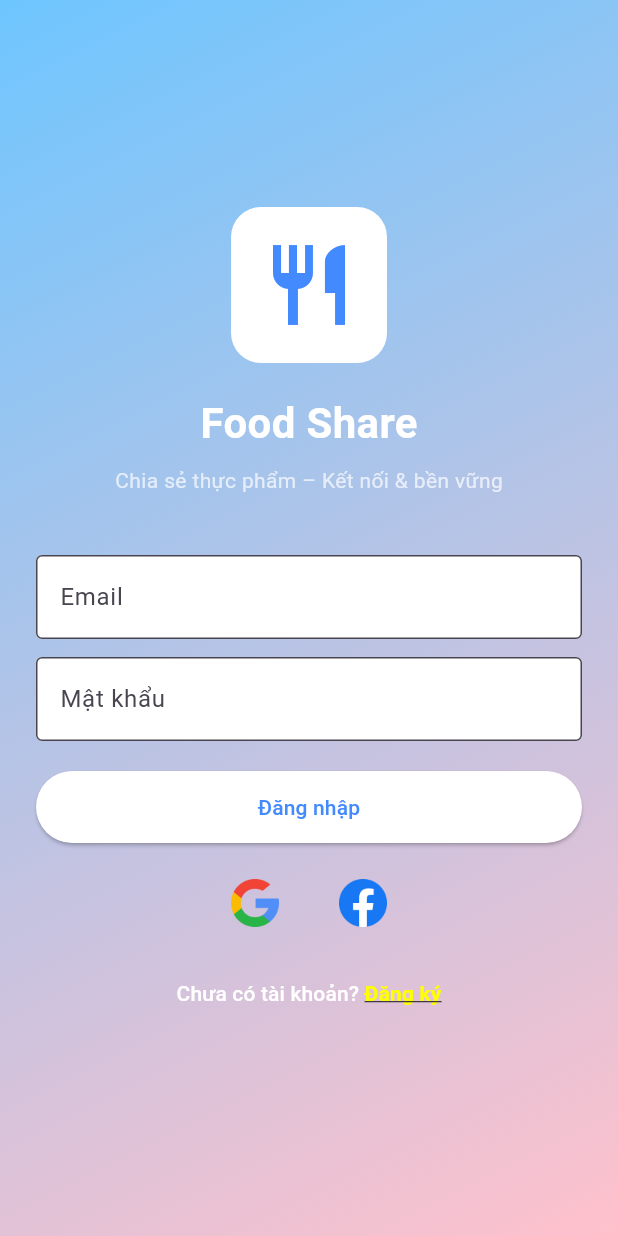
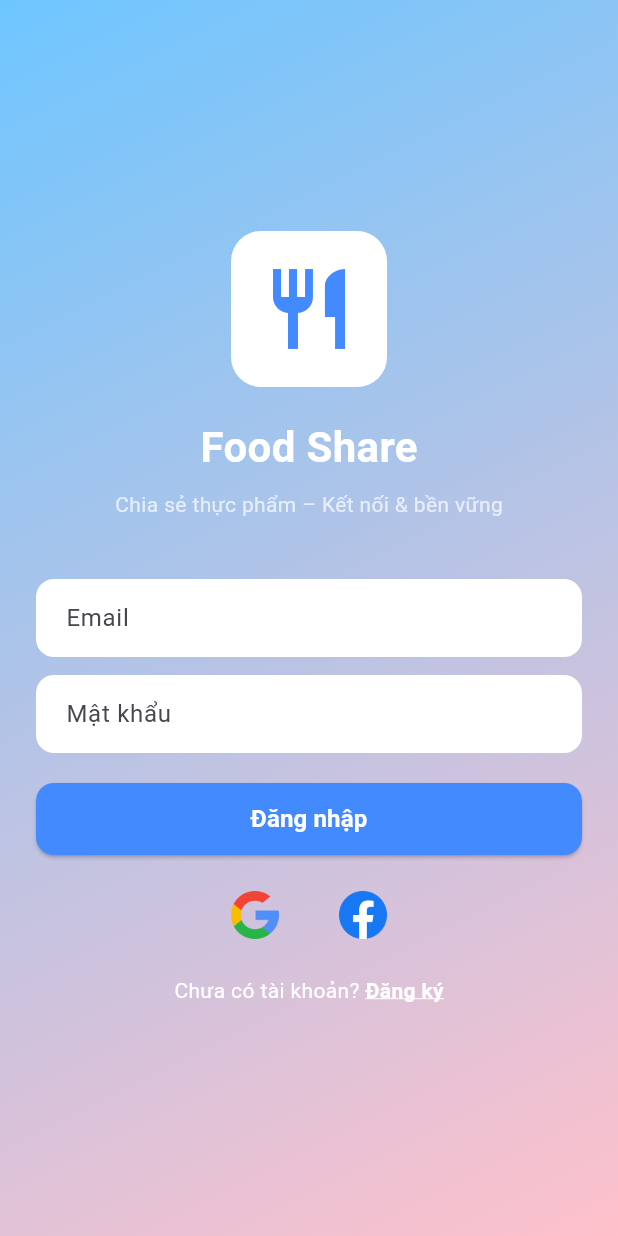
Before and after one commit to DanhBNg/Food-Share-App, a Flutter app: the screen it shows after launch, on a phone screen of 412 x 824 dp. Run offline on Flutter 3.47's test engine with Material 3 defaults, Android fonts, the phone set to English and light mode, and no system bars; our stand-ins replace firebase_auth, firebase_core, google_sign_in; missing offline and left inert: flutter_facebook_auth; accounts and stored records are empty.

Commit message:
Fix UI login and register

```diff
--- a/lib/screens/login_screen.dart
+++ b/lib/screens/login_screen.dart
@@ -48,7 +48,6 @@ class _LoginScreenState extends State<LoginScreen> {
 
     if (user != null) {
       final email = user.email ?? 'không xác định';
-
       ScaffoldMessenger.of(context).showSnackBar(
         SnackBar(content: Text('Đăng nhập bằng Google: $email')),
       );
@@ -66,7 +65,6 @@ class _LoginScreenState extends State<LoginScreen> {
 
     if (user != null) {
       final email = user.email ?? 'không xác định';
-
       ScaffoldMessenger.of(context).showSnackBar(
         SnackBar(content: Text('Đăng nhập bằng Facebook: $email')),
       );
@@ -95,8 +93,8 @@ class _LoginScreenState extends State<LoginScreen> {
         decoration: const BoxDecoration(
           gradient: LinearGradient(
             colors: [
-              Color(0xFF6EC6FF), // xanh biển
-              Color(0xFFFFC1CC), // hồng nhạt
+              Color(0xFF6EC6FF),
+              Color(0xFFFFC1CC),
             ],
             begin: Alignment.topLeft,
             end: Alignment.bottomRight,
@@ -147,11 +145,18 @@ class _LoginScreenState extends State<LoginScreen> {
 
                 TextField(
                   controller: emailController,
-                  decoration: const InputDecoration(
+                  decoration: InputDecoration(
                     filled: true,
                     fillColor: Colors.white,
-                    labelText: 'Email',
-                    border: OutlineInputBorder(),
+                    hintText: 'Email',
+                    border: OutlineInputBorder(
+                      borderRadius: BorderRadius.circular(12),
+                      borderSide: BorderSide.none,
+                    ),
+                    contentPadding: const EdgeInsets.symmetric(
+                      horizontal: 16,
+                      vertical: 14,
+                    ),
                   ),
                 ),
 
@@ -159,13 +164,20 @@ class _LoginScreenState extends State<LoginScreen> {
 
                 TextField(
                   controller: passwordController,
-                  decoration: const InputDecoration(
+                  obscureText: true,
+                  decoration: InputDecoration(
                     filled: true,
                     fillColor: Colors.white,
-                    labelText: 'Mật khẩu',
-                    border: OutlineInputBorder(),
+                    hintText: 'Mật khẩu',
+                    border: OutlineInputBorder(
+                      borderRadius: BorderRadius.circular(12),
+                      borderSide: BorderSide.none,
                     ),
-                  obscureText: true,
+                    contentPadding: const EdgeInsets.symmetric(
+                      horizontal: 16,
+                      vertical: 14,
+                    ),
+                  ),
                 ),
 
                 const SizedBox(height: 20),
@@ -176,43 +188,53 @@ class _LoginScreenState extends State<LoginScreen> {
                   child: ElevatedButton(
                     onPressed: isLoading ? null : login,
                     style: ElevatedButton.styleFrom(
-                      backgroundColor: Colors.white,
-                      foregroundColor: Colors.blueAccent,
+                      backgroundColor: Colors.blueAccent,
+                      shape: RoundedRectangleBorder(
+                        borderRadius: BorderRadius.circular(12),
+                      ),
                     ),
                     child: isLoading
-                        ? const CircularProgressIndicator()
-                        : const Text('Đăng nhập'),
+                        ? const CircularProgressIndicator(color: Colors.white)
+                        : const Text(
+                      'Đăng nhập',
+                      style: TextStyle(
+                        color: Colors.white,
+                        fontWeight: FontWeight.bold,
+                        fontSize: 16,
+                      ),
+                    ),
                   ),
                 ),
 
                 const SizedBox(height: 16),
 
-                // 🔹 Google + Facebook
+                // Google + Facebook
                 Row(
                   mainAxisAlignment: MainAxisAlignment.center,
                   children: [
                     IconButton(
                       onPressed: loginWithGoogle,
-                      icon: Image.asset(
-                        'assets/google.png',
-                        height: 32,
-                      ),
+                      icon: Image.asset('assets/google.png', height: 32),
                     ),
                     const SizedBox(width: 24),
                     IconButton(
                       onPressed: loginWithFacebook,
-                      icon: Image.asset(
-                        'assets/facebook.png',
-                        height: 32,
-                      ),
+                      icon: Image.asset('assets/facebook.png', height: 32),
                     ),
                   ],
                 ),
 
-                const SizedBox(height: 12),
+                const SizedBox(height: 16),
 
-                TextButton(
-                  onPressed: () {
+                Row(
+                  mainAxisAlignment: MainAxisAlignment.center,
+                  children: [
+                    const Text(
+                      'Chưa có tài khoản? ',
+                      style: TextStyle(color: Colors.white),
+                    ),
+                    GestureDetector(
+                      onTap: () {
                         Navigator.push(
                           context,
                           MaterialPageRoute(
@@ -220,22 +242,17 @@ class _LoginScreenState extends State<LoginScreen> {
                           ),
                         );
                       },
-                  child: const Text.rich(
-                    TextSpan(
-                      text: 'Chưa có tài khoản? ',
-                      style: TextStyle(color: Colors.white),
-                      children: [
-                        TextSpan(
-                          text: 'Đăng ký',
+                      child: const Text(
+                        'Đăng ký',
                         style: TextStyle(
-                            color: Colors.yellowAccent,
+                          color: Colors.white,
                           fontWeight: FontWeight.bold,
                           decoration: TextDecoration.underline,
+                          decorationColor: Colors.white,
+                        ),
                       ),
                     ),
                   ],
-                    ),
-                  ),
                 ),
               ],
             ),
```
Also changed, not shown: lib/screens/register_screen.dart (+26 -14 lines). Lines whose indentation alone changed are shown as unchanged.
